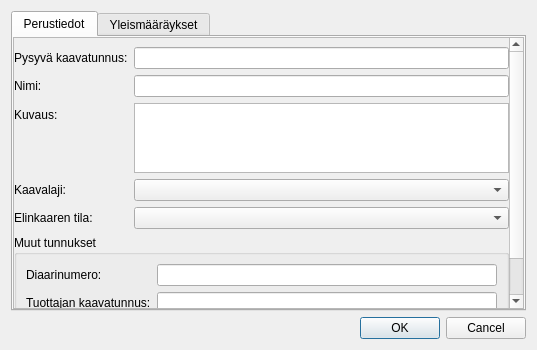
First picture: the form in arho_feature_template/gui/plan_attribute_form.ui, repository GispoCoding/arho-qgis-plugin, before the edit.
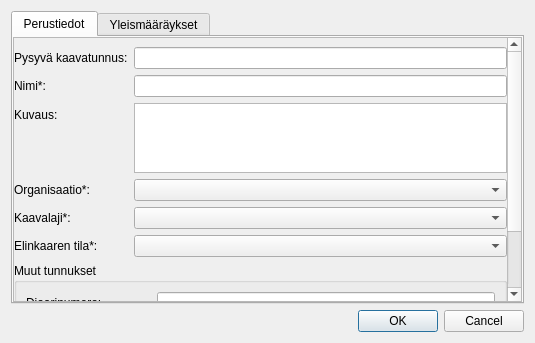
Second picture: the form after the edit. Custom widgets are drawn as their Qt base class.

Commit message: Add organisation to the plan form

The edit to the form file:
```diff
--- a/arho_feature_template/gui/plan_attribute_form.ui
+++ b/arho_feature_template/gui/plan_attribute_form.ui
@@ -9,8 +9,8 @@
    <rect>
     <x>0</x>
     <y>0</y>
-    <width>537</width>
-    <height>350</height>
+    <width>535</width>
+    <height>343</height>
    </rect>
   </property>
   <property name="windowTitle">
@@ -61,8 +61,8 @@
            <rect>
             <x>0</x>
             <y>0</y>
-            <width>507</width>
-            <height>271</height>
+            <width>505</width>
+            <height>264</height>
            </rect>
           </property>
           <layout class="QVBoxLayout" name="verticalLayout_4">
@@ -97,7 +97,7 @@
              <item row="1" column="0">
               <widget class="QLabel" name="nimiLabel">
                <property name="text">
-                <string>Nimi:</string>
+                <string>Nimi*:</string>
                </property>
                <property name="buddy">
                 <cstring>name_line_edit</cstring>
@@ -128,40 +128,50 @@
                </property>
               </widget>
              </item>
-             <item row="3" column="0">
+             <item row="4" column="0">
               <widget class="QLabel" name="tyyppiLabel">
                <property name="text">
-                <string>Kaavalaji:</string>
+                <string>Kaavalaji*:</string>
                </property>
                <property name="buddy">
                 <cstring>plan_type_combo_box</cstring>
                </property>
               </widget>
              </item>
-             <item row="3" column="1">
+             <item row="4" column="1">
               <widget class="HierarchicalCodeComboBox" name="plan_type_combo_box">
                <property name="toolTip">
                 <string>Kaava-asian kaavalaji</string>
                </property>
               </widget>
              </item>
-             <item row="4" column="0">
+             <item row="5" column="0">
               <widget class="QLabel" name="elinkaarenTilaLabel">
                <property name="text">
-                <string>Elinkaaren tila:</string>
+                <string>Elinkaaren tila*:</string>
                </property>
                <property name="buddy">
                 <cstring>lifecycle_status_combo_box</cstring>
                </property>
               </widget>
              </item>
-             <item row="4" column="1">
+             <item row="5" column="1">
               <widget class="CodeComboBox" name="lifecycle_status_combo_box">
                <property name="toolTip">
                 <string>Kaavan elinkaaren tila</string>
                </property>
               </widget>
              </item>
+             <item row="3" column="0">
+              <widget class="QLabel" name="label_5">
+               <property name="text">
+                <string>Organisaatio*:</string>
+               </property>
+              </widget>
+             </item>
+             <item row="3" column="1">
+              <widget class="CodeComboBox" name="organisation_combo_box"/>
+             </item>
             </layout>
            </item>
            <item>
```
Left out of the diff: 11 changed lines with no effect on the pictures. The commit also changes 2 other files.
